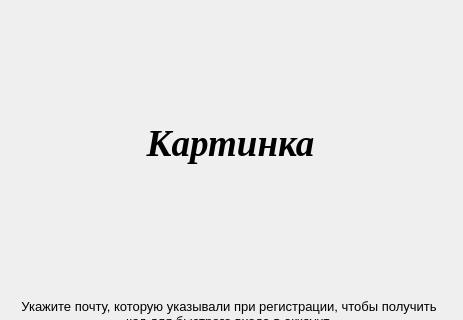
Above: data/etc/FastLogin.ui from Substance-live/Train_application before the change; both pictures show x 0 to 463 and y 0 to 320 of the 463 by 492 pixel window. Below: the same form after it.
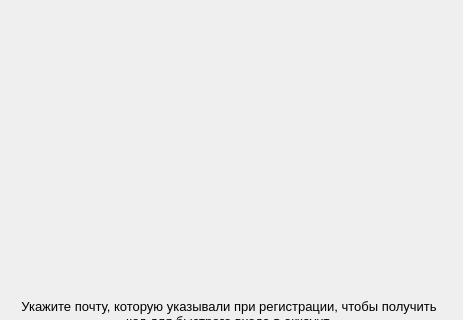
That is the form after the change. Icons and pictures are not drawn.

Commit message: complete build with images

```diff
--- a/data/etc/FastLogin.ui
+++ b/data/etc/FastLogin.ui
@@ -60,8 +60,11 @@
        <property name="layoutDirection">
         <enum>Qt::LayoutDirection::LeftToRight</enum>
        </property>
+       <property name="styleSheet">
+        <string notr="true">image:url(:/icon/data/image/start_image.png)</string>
+       </property>
        <property name="text">
-        <string>Картинка</string>
+        <string/>
        </property>
        <property name="alignment">
         <set>Qt::AlignmentFlag::AlignCenter</set>
```
Left out of the diff: 4 changed lines with no effect on the pictures. The commit also changes 21 other files.
